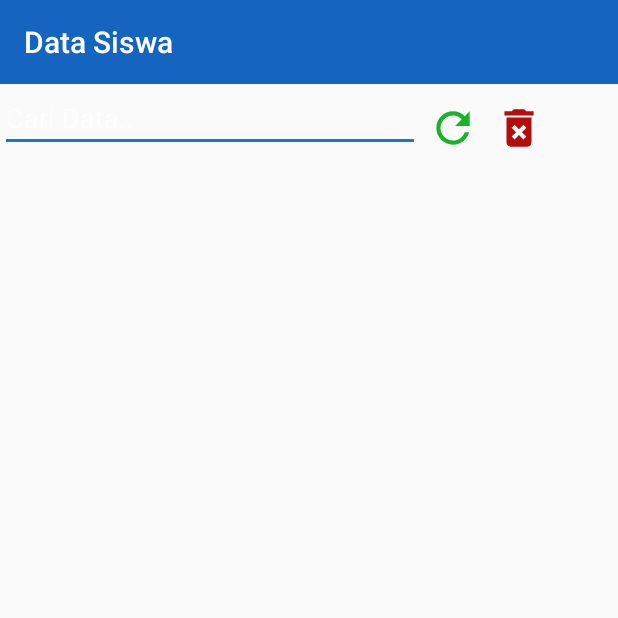
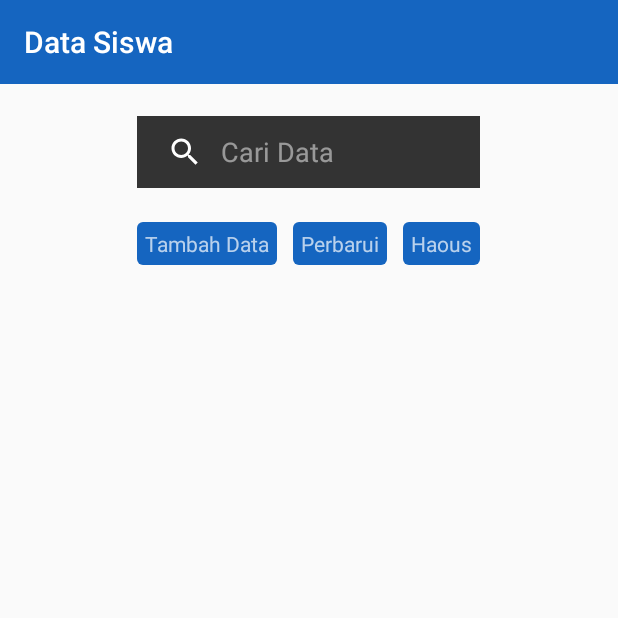
Before and after one commit to muslikh/siakadAndroid, an Android app: the DataSiswa screen opened directly, with no data from a screen before it, on a phone screen of 412 x 824 dp, the top half of it. Run offline under Robolectric (Android 15) with nearby library versions, the phone set to English and light mode, and no system bars; our stand-ins replace Volley; network calls fail; 1 statement that could not run was skipped.

Commit message:
Fix SearchView

```diff
--- a/app/src/main/java/id/codemerindu/siakad/DataSiswa.java
+++ b/app/src/main/java/id/codemerindu/siakad/DataSiswa.java
@@ -6,9 +6,8 @@ import android.support.v7.app.AppCompatActivity;
 import android.os.Bundle;
 import android.support.v7.widget.LinearLayoutManager;
 import android.support.v7.widget.RecyclerView;
+import android.support.v7.widget.SearchView;
 import android.support.v7.widget.Toolbar;
-import android.text.Editable;
-import android.text.TextWatcher;
 import android.view.View;
 import android.widget.ArrayAdapter;
 import android.widget.Button;
@@ -41,51 +40,74 @@ public class DataSiswa extends AppCompatActivity {
     String url_sbaru = "http://smknprigen.sch.id/siakad/api/siswa.php";
     String url_hpus = "http://smknprigen.sch.id/siakad/api/delete.php";
     ArrayList<HashMap<String ,String>> list_data;
+    private SearchView cari;
 
-    ArrayAdapter<String> adapter;
+    AdapterList adapterList;
     @Override
     protected void onCreate(Bundle savedInstanceState) {
         super.onCreate(savedInstanceState);
         setContentView(R.layout.data_siswa);
         Toolbar toolbar = (Toolbar)findViewById(R.id.toolbar);
         setSupportActionBar(toolbar);
-        getSupportActionBar().setTitle("Data Siswa");
 
-        hpsiswa = (Button) findViewById(R.id.hpssiswa);
-        hpsiswa.setOnClickListener(new View.OnClickListener() {
+
+        cari = (SearchView) findViewById(R.id.cari);
+        if (cari.performClick())
+        {
+            setTitle("  ");
+        }else{
+
+           setTitle("Data Siswa");
+        }
+        cari.setOnQueryTextListener(new SearchView.OnQueryTextListener() {
             @Override
-            public void onClick(View v) {
-                AlertDialog.Builder alert = new AlertDialog.Builder(DataSiswa.this);
-                alert
-                        .setMessage("Yakin Hapus Semua Data")
-                        .setCancelable(false)
-                        .setPositiveButton("Iyya", new DialogInterface.OnClickListener() {
-                            @Override
-                            public void onClick(DialogInterface dialog, int which) {
-                                hpsiswa();
-                                recreate();
-                            }
-                        })
-                        .setNegativeButton("Tidak", new DialogInterface.OnClickListener() {
-                            @Override
-                            public void onClick(DialogInterface dialog, int which) {
+            public boolean onQueryTextSubmit(String query) {
+                return false;
+            }
 
-                                recreate();
-                            }
-                        });
-
-                AlertDialog hpus = alert.create();
-                hpus.show();
+            @Override
+            public boolean onQueryTextChange(String newText) {
+                adapterList.filter(newText);
+                adapterList.notifyDataSetChanged();
+                return false;
             }
         });
-        refreshdata = (Button) findViewById(R.id.refreshdata);
-        refreshdata.setOnClickListener(new View.OnClickListener() {
-            @Override
-            public void onClick(View v) {
-//                refresh();
-                recreate();
-            }
-        });
+
+//        hpsiswa = (Button) findViewById(R.id.hpssiswa);
+//        hpsiswa.setOnClickListener(new View.OnClickListener() {
+//            @Override
+//            public void onClick(View v) {
+//                AlertDialog.Builder alert = new AlertDialog.Builder(DataSiswa.this);
+//                alert
+//                        .setMessage("Yakin Hapus Semua Data")
+//                        .setCancelable(false)
+//                        .setPositiveButton("Iyya", new DialogInterface.OnClickListener() {
+//                            @Override
+//                            public void onClick(DialogInterface dialog, int which) {
+//                                hpsiswa();
+//                                recreate();
+//                            }
+//                        })
+//                        .setNegativeButton("Tidak", new DialogInterface.OnClickListener() {
+//                            @Override
+//                            public void onClick(DialogInterface dialog, int which) {
+//
+//                                recreate();
+//                            }
+//                        });
+//
+//                AlertDialog hpus = alert.create();
+//                hpus.show();
+//            }
+//        });
+//        refreshdata = (Button) findViewById(R.id.refreshdata);
+//        refreshdata.setOnClickListener(new View.OnClickListener() {
+//            @Override
+//            public void onClick(View v) {
+////                refresh();
+//                recreate();
+//            }
+//        });
         lvsbaru = (RecyclerView) findViewById(R.id.lvsbaru);
         LinearLayoutManager llm = new LinearLayoutManager(this);
         llm.setOrientation(LinearLayoutManager.VERTICAL);
@@ -129,7 +151,7 @@ public class DataSiswa extends AppCompatActivity {
                         map.put("kode_kelas",json.getString("kode_kelas"));
                         map.put("kode_jurusan",json.getString("kode_jurusan"));
                         list_data.add(map);
-                        AdapterList adapterList = new AdapterList(DataSiswa.this, list_data);
+                       adapterList = new AdapterList(DataSiswa.this, list_data);
                         lvsbaru.setAdapter(adapterList);
 
                     }
--- a/app/src/main/res/layout/content_admin.xml
+++ b/app/src/main/res/layout/content_admin.xml
@@ -33,9 +33,9 @@
     <TableLayout
 
         android:id="@+id/tabelJadwal"
+        android:layout_below="@+id/slider"
         android:layout_width="match_parent"
         android:layout_height="wrap_content"
-        android:layout_below="@+id/slider"
         android:layout_marginLeft="10dp"
         android:layout_marginTop="10dp"
         android:layout_marginRight="10dp">
--- a/app/src/main/res/layout/data_siswa.xml
+++ b/app/src/main/res/layout/data_siswa.xml
@@ -14,53 +14,81 @@
         android:layout_height="wrap_content"
         android:background="@color/colorPrimaryDark"
         android:titleTextColor="#FFFFFF" />
-    <LinearLayout
-        android:layout_below="@+id/toolbar"
-        android:id="@+id/MenuAksi"
-        android:layout_width="wrap_content"
-        android:layout_height="wrap_content">
 
-        <EditText
-            android:textColor="#000000"
-            android:id="@+id/caridata"
-            android:layout_width="280dp"
+        <TableLayout
+            android:id="@+id/tabelmnu"
+            android:layout_below="@id/toolbar"
+            android:layout_width="match_parent"
             android:layout_height="wrap_content"
-            android:hint="Cari Data.." />
+            android:layout_marginLeft="10dp"
+            android:layout_marginTop="10dp"
+            android:layout_marginRight="10dp">
+            <TableRow android:gravity="center"
+                android:padding="6dp">
 
-        <Button
-            android:id="@+id/refreshdata"
-            android:layout_width="50px"
-            android:layout_height="50px"
-            android:layout_marginLeft="5dp"
-            android:layout_marginTop="5dp"
-            android:layout_marginRight="5dp"
+                <android.support.v7.widget.SearchView
 
-            android:layout_marginBottom="5dp"
-            android:background="@drawable/ic_refresh"
-            android:icon="@drawable/ic_refresh"
-            android:paddingLeft="5dp"
-            android:paddingRight="5dp" />
+                    android:id="@+id/cari"
+                    android:layout_width="match_parent"
+                    android:layout_height="match_parent"
+                    android:layout_margin="5dp"
+                    android:layout_span="3"
+                    android:background="#333333"
+                    app:iconifiedByDefault="false"
+                    app:queryHint="Cari Data" />
+            </TableRow>
 
-        <Button
-            android:id="@+id/hpssiswa"
-            android:layout_width="50px"
-            android:layout_height="50px"
-            android:layout_marginLeft="5dp"
-            android:layout_marginTop="5dp"
-            android:layout_marginRight="5dp"
-            android:layout_marginBottom="5dp"
-            android:background="@drawable/ic_delete"
-            android:icon="@drawable/ic_delete"
-            android:paddingLeft="5dp"
-            android:paddingRight="5dp" />
+            <TableRow android:gravity="center"
+            android:padding="6dp">
 
-    </LinearLayout>
+                <TextView
+                    android:id="@+id/tambahsiswa"
+                    android:layout_width="match_parent"
+                    android:layout_height="wrap_content"
+                    android:layout_marginLeft="5dp"
+                    android:layout_marginTop="5dp"
+                    android:layout_marginRight="5dp"
+                    android:layout_marginBottom="5dp"
+                    android:background="@drawable/btn_normal"
+                    android:paddingLeft="5dp"
+                    android:paddingRight="5dp"
+                    android:text="Tambah Data" />
+
+                <TextView
+                    android:id="@+id/refreshdata"
+                    android:layout_width="match_parent"
+                    android:layout_height="wrap_content"
+                    android:layout_marginLeft="5dp"
+                    android:layout_marginTop="5dp"
+                    android:layout_marginRight="5dp"
+                    android:layout_marginBottom="5dp"
+                    android:background="@drawable/btn_normal"
+                    android:paddingLeft="5dp"
+                    android:paddingRight="5dp"
+                    android:text="Perbarui" />
+
+                <TextView
+                    android:id="@+id/hpssiswa"
+                    android:layout_width="match_parent"
+                    android:layout_height="wrap_content"
+                    android:layout_marginLeft="5dp"
+                    android:layout_marginTop="5dp"
+                    android:layout_marginRight="5dp"
+                    android:layout_marginBottom="5dp"
+                    android:background="@drawable/btn_normal"
+                    android:paddingLeft="5dp"
+                    android:paddingRight="5dp"
+                    android:text="Haous" />
+            </TableRow>
+        </TableLayout>
+
+
     <android.support.v7.widget.RecyclerView
         android:id="@+id/lvsbaru"
         android:layout_width="match_parent"
         android:layout_height="618dp"
         android:layout_above="@+id/aksesMenu"
-        android:layout_below="@+id/MenuAksi"
+        android:layout_below="@+id/tabelmnu"
         android:layout_marginTop="0dp"
         android:layout_marginBottom="0dp"/>
 
```
Also changed, not shown: app/src/main/java/id/codemerindu/siakad/AdapterList.java (+93 -40 lines).
